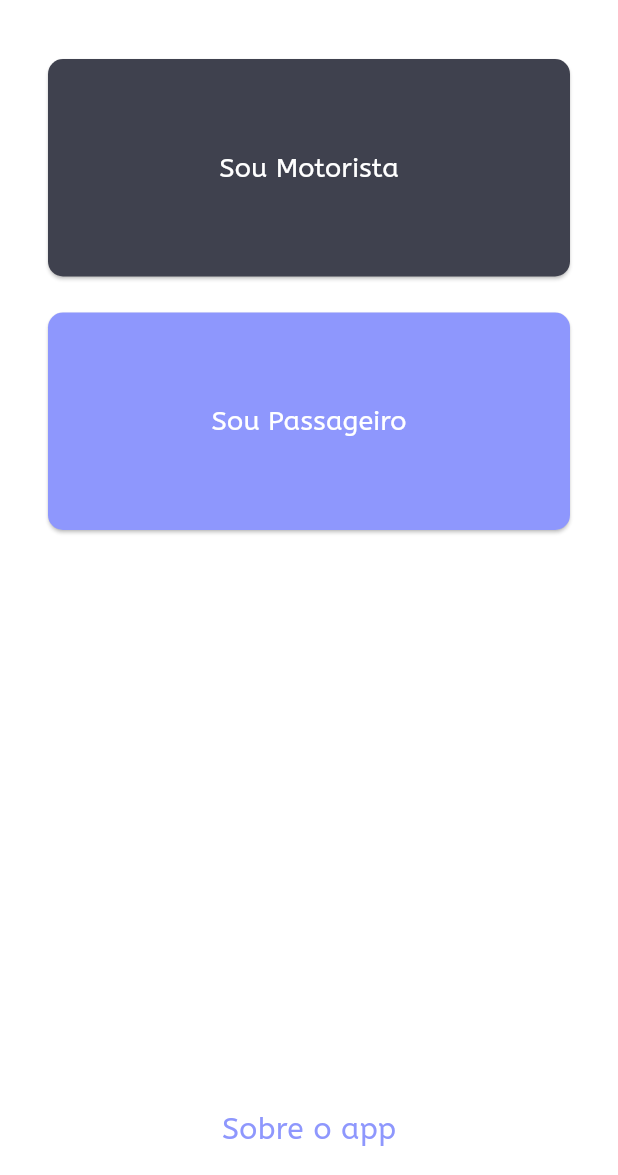
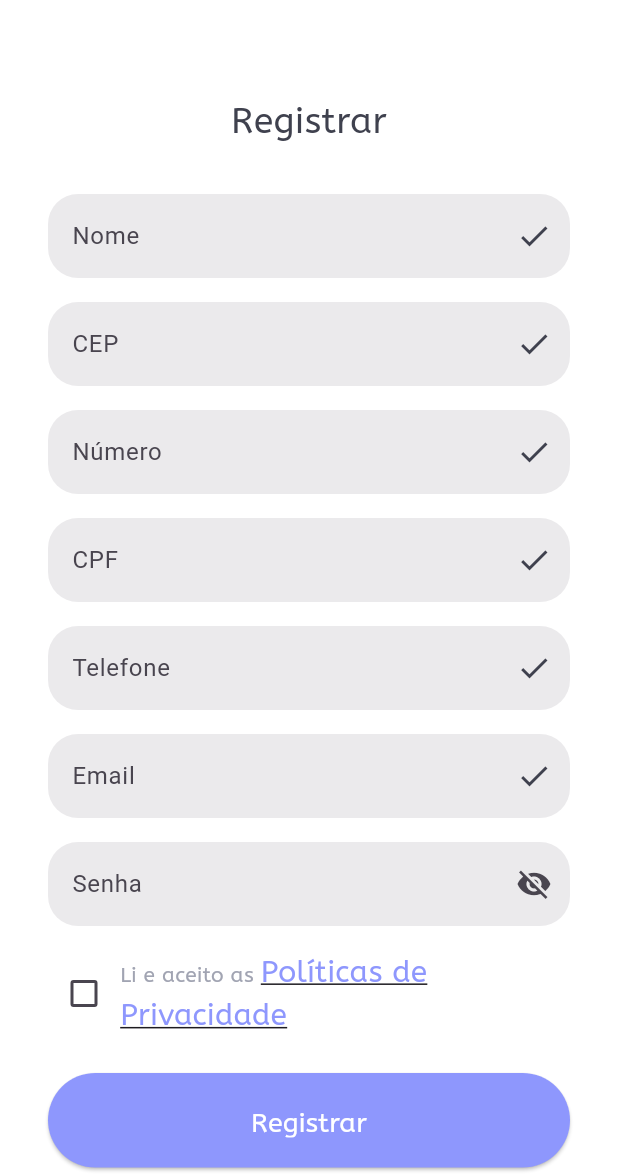
Before and after one commit to bortolinipedro/minha_van, a Flutter app: the screen it shows after launch, on a phone screen of 412 x 824 dp, the part 61-1236 px from its top. Run offline on Flutter 3.47's test engine with Material 3 defaults, Android fonts, the phone set to English and light mode, and no system bars.

Commit message:
Mudanca
Adicionado
tela de login
tela de registro
passageiro home e alguma mudanças

```diff
--- a/lib/main.dart
+++ b/lib/main.dart
@@ -1,5 +1,10 @@
 import 'package:flutter/material.dart';
+import 'package:minha_van/screens/register.dart';
+import 'package:minha_van/screens/login.dart';
+import 'package:minha_van/screens/profile.dart';
+import 'package:minha_van/widgets/bottom_nav_bar.dart';
 import 'package:minha_van/screens/passenger_home.dart';
+import 'package:minha_van/screens/schedules.dart';
 import 'package:minha_van/screens/groups_list.dart';
 import 'package:minha_van/screens/about.dart';
 import 'package:minha_van/widgets/custom_button.dart';
@@ -10,14 +15,60 @@ import 'package:minha_van/i18n/main_i18n.dart';
 import 'package:minha_van/widgets/custom_app_bar.dart';
 
 void main() {
-  runApp(MaterialApp(
+  runApp(const MinhaVanApp());
+}
+
+class MinhaVanApp extends StatelessWidget {
+  const MinhaVanApp({super.key});
+
+  @override
+  Widget build(BuildContext context) {
+    return MaterialApp(
       debugShowCheckedModeBanner: false,
-    home: const Options(),
+      initialRoute: '/register',
       routes: {
-      "/driver": (context) => GroupsList(),
-      "/passanger": (context) => PassangerHome(),
+        '/register': (context) => const RegisterScreen(),
+        '/login': (context) => const LoginScreen(),
+        '/home': (context) => const MainHome(),
+        '/profile': (context) => const ProfileScreen(),
+        '/schedules': (context) => const Schedules(),
       },
-  ));
+    );
+  }
+}
+
+class MainHome extends StatefulWidget {
+  const MainHome({super.key});
+
+  @override
+  State<MainHome> createState() => _MainHomeState();
+}
+
+class _MainHomeState extends State<MainHome> {
+  int _selectedIndex = 0;
+
+  final List<Widget> _pages = [
+    PassangerHome(),
+    Center(child: Text('Music', style: TextStyle(fontSize: 24))),
+    ProfileScreen(),
+  ];
+
+  void _onItemTapped(int index) {
+    setState(() {
+      _selectedIndex = index;
+    });
+  }
+
+  @override
+  Widget build(BuildContext context) {
+    return Scaffold(
+      body: _pages[_selectedIndex],
+      bottomNavigationBar: BottomNavBar(
+        currentIndex: _selectedIndex,
+        onTap: _onItemTapped,
+      ),
+    );
+  }
 }
 
 class Options extends StatelessWidget {
@@ -27,10 +78,7 @@ class Options extends StatelessWidget {
   Widget build(BuildContext context) {
     return Scaffold(
       backgroundColor: Colors.white,
-      appBar: CustomAppBar(
-        showBackButton: false,
-        showBusIcon: true,
-      ),
+      appBar: CustomAppBar(showBackButton: false, showBusIcon: true),
       body: SafeArea(
         child: Padding(
           padding: EdgeInsets.symmetric(horizontal: AppSpacing.lg),
@@ -62,7 +110,8 @@ class Options extends StatelessWidget {
                 ),
                 Spacer(),
                 GestureDetector(
-                  onTap: () => Navigator.push(
+                  onTap:
+                      () => Navigator.push(
                         context,
                         MaterialPageRoute(builder: (context) => const About()),
                       ),
--- /dev/null
+++ b/lib/screens/register.dart
@@ -0,0 +1,175 @@
+import 'package:flutter/material.dart';
+import 'package:minha_van/constants/colors.dart';
+import 'package:minha_van/constants/spacing.dart';
+import 'package:minha_van/constants/text_styles.dart';
+import 'package:minha_van/widgets/custom_button.dart';
+import 'package:minha_van/widgets/custom_app_bar.dart';
+
+class RegisterScreen extends StatefulWidget {
+  const RegisterScreen({super.key});
+
+  @override
+  State<RegisterScreen> createState() => _RegisterScreenState();
+}
+
+class _RegisterScreenState extends State<RegisterScreen> {
+  final _formKey = GlobalKey<FormState>();
+  bool _acceptPrivacy = false;
+  bool _obscurePassword = true;
+
+  final TextEditingController _nameController = TextEditingController();
+  final TextEditingController _emailController = TextEditingController();
+  final TextEditingController _passwordController = TextEditingController();
+  final TextEditingController _phoneController = TextEditingController();
+  final TextEditingController _cpfController = TextEditingController();
+  final TextEditingController _numberController = TextEditingController();
+  final TextEditingController _cepController = TextEditingController();
+
+  @override
+  Widget build(BuildContext context) {
+    return Scaffold(
+      backgroundColor: AppColors.white,
+      appBar: CustomAppBar(showBackButton: false, showBusIcon: true),
+      body: SafeArea(
+        child: SingleChildScrollView(
+          padding: EdgeInsets.symmetric(horizontal: AppSpacing.lg),
+          child: Form(
+            key: _formKey,
+            child: Column(
+              crossAxisAlignment: CrossAxisAlignment.center,
+              children: [
+                SizedBox(height: AppSpacing.xl),
+                Text('Registrar', style: AppTextStyles.heading),
+                SizedBox(height: AppSpacing.lg),
+                _buildTextField(_nameController, 'Nome', Icons.check, false),
+                SizedBox(height: AppSpacing.sm),
+                _buildTextField(_cepController, 'CEP', Icons.check, false),
+                SizedBox(height: AppSpacing.sm),
+                _buildTextField(
+                  _numberController,
+                  'Número',
+                  Icons.check,
+                  false,
+                ),
+                SizedBox(height: AppSpacing.sm),
+                _buildTextField(_cpfController, 'CPF', Icons.check, false),
+                SizedBox(height: AppSpacing.sm),
+                _buildTextField(
+                  _phoneController,
+                  'Telefone',
+                  Icons.check,
+                  false,
+                ),
+                SizedBox(height: AppSpacing.sm),
+                _buildTextField(_emailController, 'Email', Icons.check, false),
+                SizedBox(height: AppSpacing.sm),
+                _buildTextField(
+                  _passwordController,
+                  'Senha',
+                  Icons.check,
+                  true,
+                ),
+                SizedBox(height: AppSpacing.sm),
+                Row(
+                  children: [
+                    Checkbox(
+                      value: _acceptPrivacy,
+                      onChanged:
+                          (v) => setState(() => _acceptPrivacy = v ?? false),
+                    ),
+                    Expanded(
+                      child: Text.rich(
+                        TextSpan(
+                          text: 'Li e aceito as ',
+                          style: AppTextStyles.subHeading.copyWith(
+                            fontSize: 14,
+                          ),
+                          children: [
+                            TextSpan(
+                              text: 'Políticas de Privacidade',
+                              style: AppTextStyles.subHeading.copyWith(
+                                color: AppColors.primary,
+                                decoration: TextDecoration.underline,
+                              ),
+                            ),
+                          ],
+                        ),
+                      ),
+                    ),
+                  ],
+                ),
+                SizedBox(height: AppSpacing.md),
+                CustomButton(
+                  text: 'Registrar',
+                  color: AppColors.primary,
+                  onPressed: () {
+                    if (_formKey.currentState!.validate() && _acceptPrivacy) {
+                      Navigator.pushReplacementNamed(context, '/login');
+                    }
+                  },
+                  width: double.infinity,
+                ),
+                SizedBox(height: AppSpacing.md),
+                Row(
+                  mainAxisAlignment: MainAxisAlignment.center,
+                  children: [
+                    Text(
+                      'Possui uma conta?',
+                      style: AppTextStyles.subHeading.copyWith(fontSize: 14),
+                    ),
+                    TextButton(
+                      onPressed:
+                          () =>
+                              Navigator.pushReplacementNamed(context, '/login'),
+                      child: Text(
+                        'Entrar',
+                        style: AppTextStyles.buttonText.copyWith(
+                          color: AppColors.primary,
+                        ),
+                      ),
+                    ),
+                  ],
+                ),
+              ],
+            ),
+          ),
+        ),
+      ),
+    );
+  }
+
+  Widget _buildTextField(
+    TextEditingController controller,
+    String hint,
+    IconData icon,
+    bool isPassword,
+  ) {
+    return TextFormField(
+      controller: controller,
+      obscureText: isPassword ? _obscurePassword : false,
+      decoration: InputDecoration(
+        hintText: hint,
+        suffixIcon:
+            isPassword
+                ? IconButton(
+                  icon: Icon(
+                    _obscurePassword ? Icons.visibility_off : Icons.visibility,
+                  ),
+                  onPressed:
+                      () =>
+                          setState(() => _obscurePassword = !_obscurePassword),
+                )
+                : Icon(icon, color: AppColors.secondary),
+        filled: true,
+        fillColor: AppColors.auxiliar,
+        border: OutlineInputBorder(
+          borderRadius: BorderRadius.circular(20),
+          borderSide: BorderSide.none,
+        ),
+      ),
+      validator:
+          (value) =>
+              value == null || value.isEmpty ? 'Campo obrigatório' : null,
+    );
+  }
+}
```
Also changed, not shown: lib/screens/login.dart (added, +129 -0 lines), lib/screens/passenger_home.dart (+4 -4 lines), lib/screens/profile.dart (added, +140 -0 lines), lib/widgets/bottom_nav_bar.dart (added, +34 -0 lines). Lines whose indentation alone changed are shown as unchanged.
